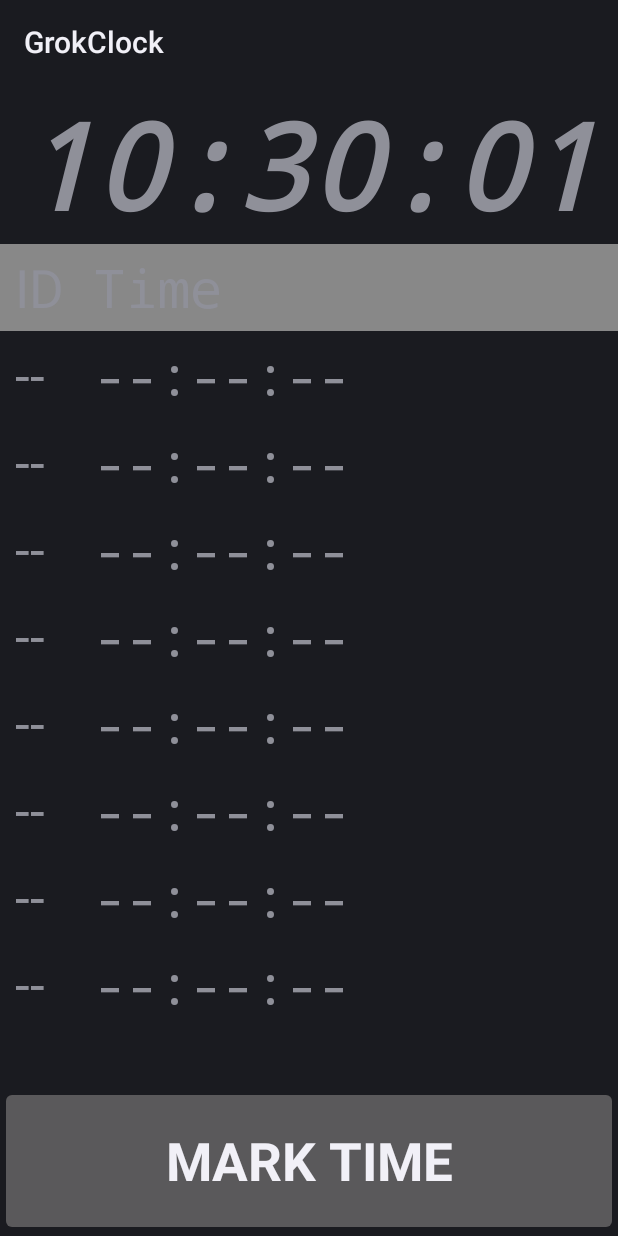
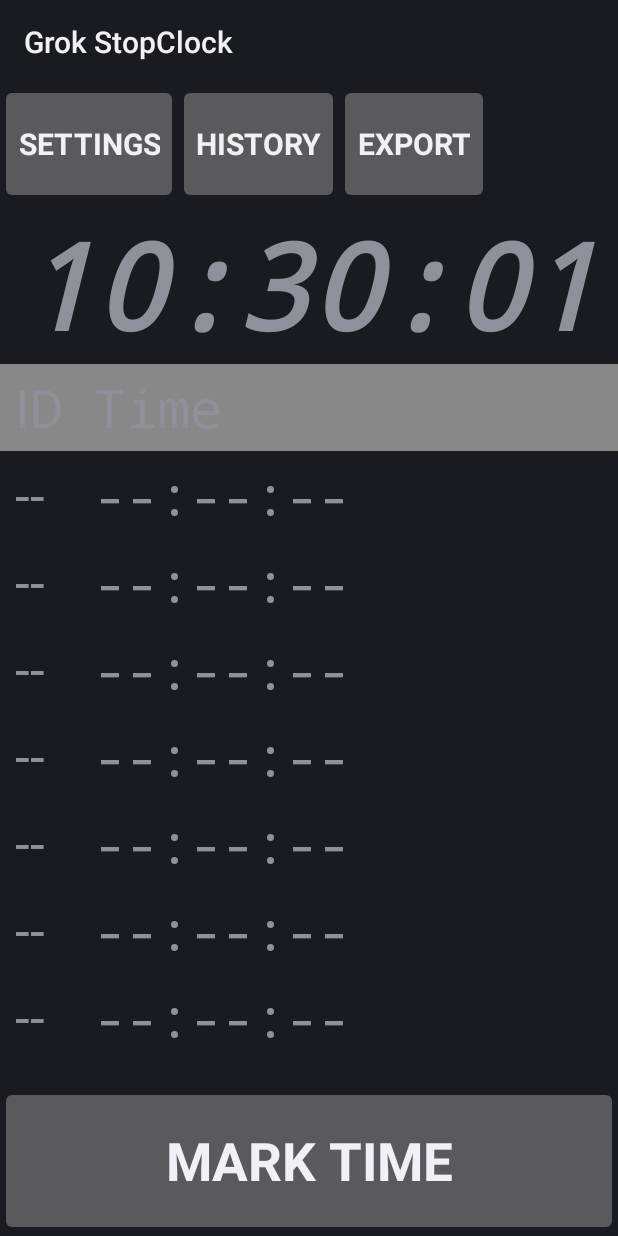
Before and after one commit to hoche/GrokStopClock, an Android app: the first screen one second after launch (MainActivity), on a phone screen of 412 x 824 dp. Run offline under Robolectric (Android 15) with nearby library versions, the phone set to English and light mode, and no system bars.

Commit message:
Added buttons to the home screen Wired up preferences page. Renamed grokclock to stopclock.

```diff
--- a/app/src/main/AndroidManifest.xml
+++ b/app/src/main/AndroidManifest.xml
@@ -1,6 +1,6 @@
 <?xml version="1.0" encoding="utf-8"?>
 <manifest xmlns:android="http://schemas.android.com/apk/res/android"
-    package="com.grok.grokclock">
+    package="com.grok.stopclock">
 
     <application
         android:icon="@mipmap/ic_launcher"
@@ -11,7 +11,7 @@
         <uses-permission android:name="com.google.android.things.permission.USE_PERIPHERAL_IO" />
 
 
-        <activity android:name="com.grok.grokclock.MainActivity">
+        <activity android:name=".MainActivity">
             <intent-filter>
                 <action android:name="android.intent.action.MAIN" />
 
@@ -19,7 +19,7 @@
             </intent-filter>
         </activity>
 
-        <activity android:name=".Preferences"
+        <activity android:name=".SettingsActivity"
             android:label="@string/settings_name">
         </activity>
 
--- a/app/src/main/java/com/grok/grokclock/LogUtil.java
+++ b/app/src/main/java/com/grok/stopclock/LogUtil.java
@@ -7,7 +7,7 @@
  *
  */
 
-package com.grok.grokclock;
+package com.grok.stopclock;
 
 import android.util.Log;
 import android.widget.TextView;
--- a/app/src/main/java/com/grok/grokclock/MainActivity.java
+++ b/app/src/main/java/com/grok/stopclock/MainActivity.java
@@ -7,19 +7,27 @@
  * Copyright (C) 2011 Michel Hoche-Mong, hoche@grok.com
  *
  */
-package com.grok.grokclock;
+package com.grok.stopclock;
 
 import android.app.Activity;
 import android.content.Context;
+import android.content.Intent;
 import android.graphics.Color;
 import android.os.Bundle;
 import android.os.Handler;
 import android.os.Message;
 import android.view.LayoutInflater;
 import android.view.View;
+import android.view.WindowManager;
 import android.widget.TableLayout;
 import android.widget.TableRow;
 import android.widget.TextView;
+
+import com.grok.stopclock.LogUtil;
+import com.grok.stopclock.R;
+import com.grok.stopclock.SettingsActivity;
+import com.grok.stopclock.TimeEntry;
+import com.grok.stopclock.TimeStore;
 
 import java.util.ArrayList;
 import java.util.Calendar;
@@ -28,7 +36,7 @@ import java.util.TimerTask;
 
 public class MainActivity extends Activity {
 
-    private static final String LOGTAG = "MainActivity";
+    private final String LOGTAG = "MainActivity";
 
     private Calendar mCalendar;
     private TextView mTvClockTime;
@@ -59,10 +67,12 @@ public class MainActivity extends Activity {
 
         LogUtil.INSTANCE.d(LOGTAG, "onCreate()");
 
+        getWindow().setFlags(WindowManager.LayoutParams.FLAG_FULLSCREEN,
+                WindowManager.LayoutParams.FLAG_FULLSCREEN);
+
         setContentView(R.layout.activity_main);
 
         mCalendar = Calendar.getInstance();
-
         mTvClockTime = (TextView) findViewById(R.id.clock_time);
 
         mTimeStore = new TimeStore(this);
@@ -72,12 +82,14 @@ public class MainActivity extends Activity {
 
         // update every 200 milliseconds
         // It'd be nice to update faster, but that's about as fast as the display can
-        // redraw.
+        // redraw. Note that we do not run this timer as a daemon, so it stops when
+        // the app stops (which is nice because it'll save the battery).
+        // This also means that we don't need to worry about cancelling/restarting it
+        // when the app pauses/resumes.
         mTimer.scheduleAtFixedRate(new ClockUpdateTask(), 100, 200);
 
+        updateTime();
         redrawTimeList();
-        updateTime();
-
     }
 
     protected void redrawTimeList() {
@@ -138,7 +150,7 @@ public class MainActivity extends Activity {
     /**
      * Called when the user touches the SaveTime button
      */
-    public void saveTime(View view) {
+    public void onSaveTimeButton(View view) {
         mCalendar.setTimeInMillis(System.currentTimeMillis());
         // Do something in response to button click
         int year = mCalendar.get(mCalendar.YEAR);
@@ -156,4 +168,17 @@ public class MainActivity extends Activity {
         redrawTimeList();
     }
 
+    public void onSettingsButton(View view) {
+        Intent settingsActivity = new Intent(getApplicationContext(), SettingsActivity.class);
+        startActivity(settingsActivity);
+    }
+
+    public void onHistoryButton(View view) {
+
+    }
+
+    public void onExportButton(View view) {
+
+    }
+
 }
--- a/app/src/main/java/com/grok/grokclock/TimeEntry.java
+++ b/app/src/main/java/com/grok/stopclock/TimeEntry.java
@@ -7,9 +7,8 @@
  *
  */
 
-package com.grok.grokclock;
+package com.grok.stopclock;
 
-import java.nio.charset.Charset;
 import java.text.DecimalFormat;
 import java.util.regex.Matcher;
 import java.util.regex.Pattern;
--- a/app/src/main/java/com/grok/grokclock/TimeStore.java
+++ b/app/src/main/java/com/grok/stopclock/TimeStore.java
@@ -6,7 +6,7 @@
  * Copyright (C) 2011 Michel Hoche-Mong, hoche@grok.com
  *
  */
-package com.grok.grokclock;
+package com.grok.stopclock;
 
 import android.content.Context;
 import android.os.Environment;
@@ -14,11 +14,9 @@ import android.os.Environment;
 import java.io.BufferedReader;
 import java.io.File;
 import java.io.FileInputStream;
-import java.io.FileNotFoundException;
 import java.io.FileOutputStream;
 import java.io.IOException;
 import java.io.InputStreamReader;
-import java.io.PipedInputStream;
 import java.util.ArrayList;
 
 /* Note: This uses a text file as a backing store. The main reason for that is that it can
@@ -27,7 +25,7 @@ import java.util.ArrayList;
  */
 public class TimeStore {
 
-    private static final String LOGTAG = "TimeStore";
+    private final String LOGTAG = "TimeStore";
 
     private Context mCtxt;
     private FileOutputStream mFOut;
@@ -40,12 +38,12 @@ public class TimeStore {
 
     private String getExternalDataFileDir() {
         return Environment.getExternalStorageDirectory().getAbsolutePath() +
-                "/" + mCtxt.getResources().getString(R.string.app_name);
+                "/" + mCtxt.getResources().getString(R.string.app_dir_name);
     }
 
     private String getDataFileDir() {
         return mCtxt.getFilesDir().getAbsolutePath() +
-                "/" + mCtxt.getResources().getString(R.string.app_name);
+                "/" + mCtxt.getResources().getString(R.string.app_dir_name);
     }
 
     public boolean init() {
--- a/app/src/main/res/layout/activity_main.xml
+++ b/app/src/main/res/layout/activity_main.xml
@@ -3,18 +3,59 @@
     xmlns:tools="http://schemas.android.com/tools"
     android:layout_width="fill_parent"
     android:layout_height="fill_parent"
-    tools:context="com.grok.grokclock.MainActivity">
+    tools:context=".MainActivity">
+
+    <LinearLayout
+        android:id="@+id/buttonBar"
+        android:orientation="horizontal"
+        android:layout_width="fill_parent"
+        android:layout_height="wrap_content"
+        android:layout_alignParentTop="true">
+
+        <Button
+            android:id="@+id/settings_button"
+            android:layout_width="wrap_content"
+            android:layout_height="fill_parent"
+            android:text="@string/settings_button_text"
+            android:height="80dp"
+            android:textSize="20sp"
+            android:textStyle="bold"
+            android:typeface="sans"
+            android:onClick="onSettingsButton" />
+
+        <Button
+            android:id="@+id/history_button"
+            android:layout_width="wrap_content"
+            android:layout_height="wrap_content"
+            android:text="@string/history_button_text"
+            android:height="80dp"
+            android:textSize="20sp"
+            android:textStyle="bold"
+            android:typeface="sans"
+            android:onClick="onHistoryButton" />
+
+        <Button
+            android:id="@+id/export_button"
+            android:layout_width="wrap_content"
+            android:layout_height="wrap_content"
+            android:text="@string/export_button_text"
+            android:height="80dp"
+            android:textSize="20sp"
+            android:textStyle="bold"
+            android:typeface="sans"
+            android:onClick="onExportButton" />
+    </LinearLayout>
 
     <TextView
         android:layout_width="fill_parent"
         android:layout_height="wrap_content"
         android:id="@+id/clock_time"
-        android:text="00:00:00"
-        android:textSize="80dp"
+        android:text="@string/blank_time"
+        android:textSize="80sp"
         android:textStyle="bold|italic"
         android:typeface="monospace"
         android:singleLine="true"
-        android:layout_alignParentTop="true"
+        android:layout_below="@+id/buttonBar"
         android:layout_alignParentLeft="true"
         android:layout_alignParentRight="true"
         android:gravity="center_horizontal"
@@ -32,15 +73,15 @@
     <Button
         android:layout_width="wrap_content"
         android:layout_height="wrap_content"
-        android:text="Mark Time"
+        android:text="@string/save_time_button_text"
         android:id="@+id/save_time_button"
         android:layout_alignParentBottom="true"
         android:layout_alignParentLeft="true"
         android:layout_alignParentRight="true"
         android:height="100dp"
-        android:textSize="35dp"
+        android:textSize="35sp"
         android:textStyle="bold"
         android:typeface="sans"
-        android:onClick="saveTime" />
+        android:onClick="onSaveTimeButton" />
 
 </RelativeLayout>
--- a/app/src/main/res/values/strings.xml
+++ b/app/src/main/res/values/strings.xml
@@ -1,5 +1,13 @@
 <resources>
-    <string name="app_name">GrokClock</string>
+    <string name="app_name">Grok StopClock</string>
+    <string name="app_dir_name">GrokStopClock</string>
+
+    <string name="blank_time">00:00:00</string>
+
+    <string name="save_time_button_text">Mark Time</string>
+    <string name="settings_button_text">Settings</string>
+    <string name="history_button_text">History</string>
+    <string name="export_button_text">Export</string>
 
     <string name="hello">AndroidPreferences!</string>
     <string name="settings_name">Settings in Android</string>
```
Also changed, not shown: app/src/main/java/com/grok/grokclock/PrefsActivity.java (deleted, +0 -61 lines), app/src/main/java/com/grok/grokclock/Utilities.java (deleted, +0 -214 lines), app/src/main/java/com/grok/stopclock/SettingsActivity.java (renamed from app/src/main/java/com/grok/grokclock/Preferences.java, +9 -12 lines), 1 other file.
